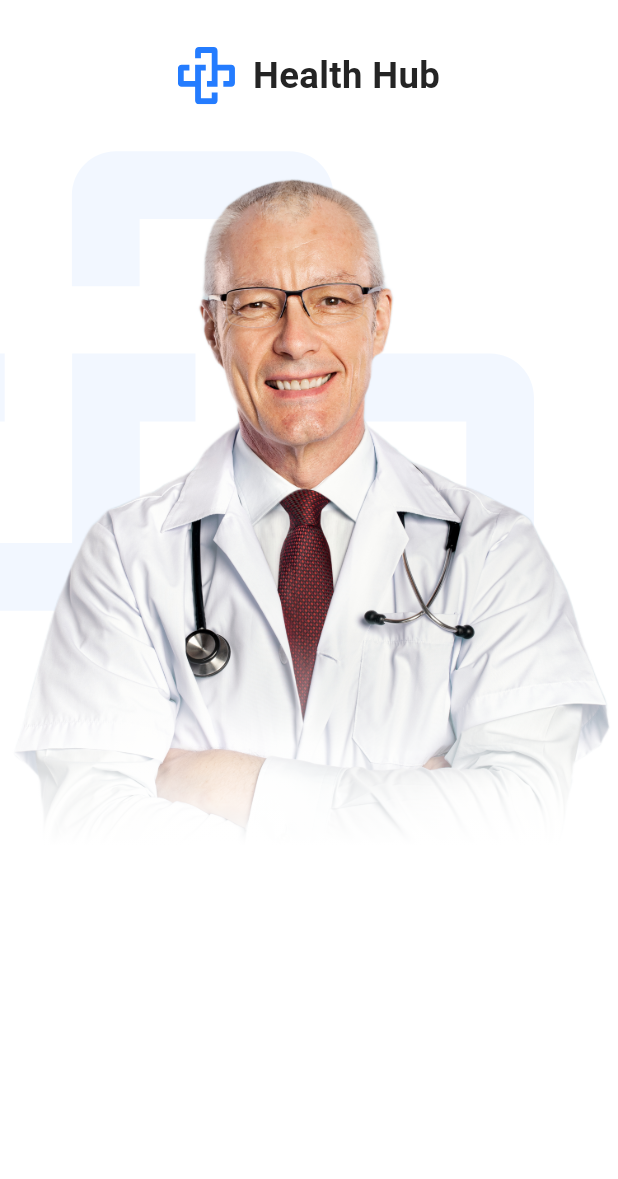
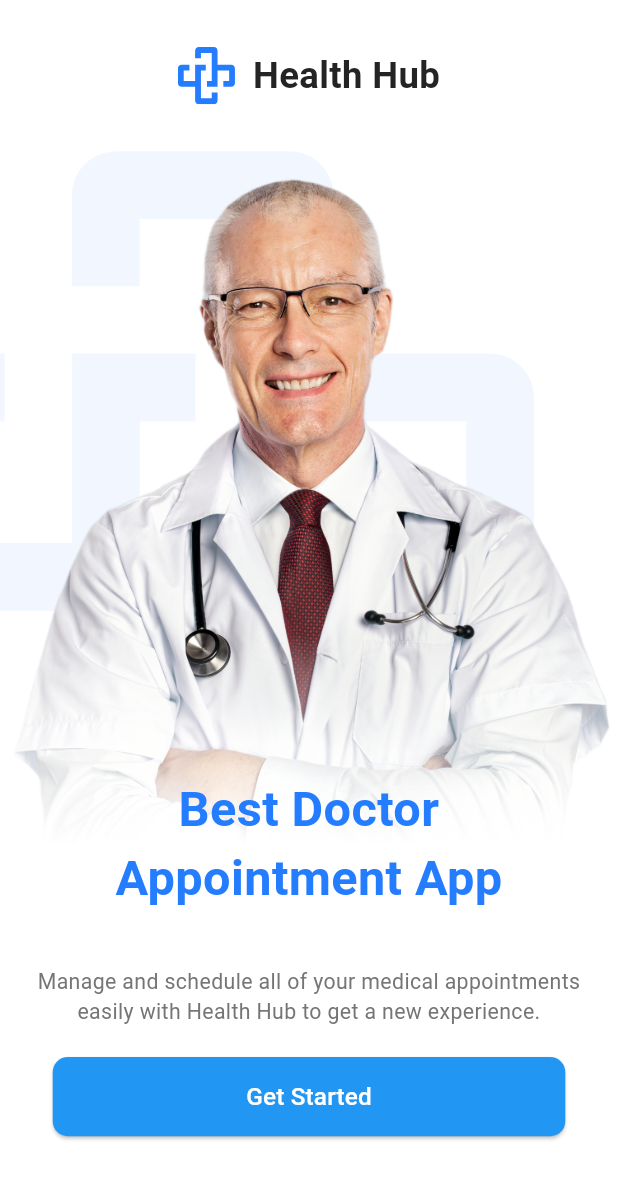
Before and after one commit to mohamedsyoussef/doctor_appointment, a Flutter app: the screen it shows after launch, on a phone screen of 412 x 824 dp. Shown: the top 1179 px of the screen. Run offline on Flutter 3.47's test engine with Material 3 defaults, Android fonts, the phone set to English and light mode, and no system bars; our stand-ins replace flutter_screenutil, flutter_svg.

Commit message:
Refactor text styles and add custom button widget
- Refactored TestStyles to TextStyles for better naming consistency
- Added CustomButton widget for reusable custom button design

```diff
--- a/lib/core/theming/styles.dart
+++ b/lib/core/theming/styles.dart
@@ -2,7 +2,7 @@ import 'package:doctor_appointment/core/theming/colors.dart';
 import 'package:flutter/material.dart';
 import 'package:flutter_screenutil/flutter_screenutil.dart';
 
-class TestStyles {
+class TextStyles {
   static TextStyle font24BlackWeight700 = TextStyle(
     fontSize: 24.sp,
     fontWeight: FontWeight.w700,
@@ -14,7 +14,7 @@ class TestStyles {
     color: ColorManager.mainBlue,
   );
   static TextStyle font24GreyWeight400 = TextStyle(
-    fontSize: 20.sp,
+    fontSize: 14.sp,
     fontWeight: FontWeight.w400,
     color: ColorManager.mainGrey,
   );
--- /dev/null
+++ b/lib/core/widgets/custom_button.dart
@@ -0,0 +1,32 @@
+import 'package:flutter/material.dart';
+import 'package:flutter_screenutil/flutter_screenutil.dart';
+
+class CustomButton extends StatelessWidget {
+  final String text;
+  const CustomButton({super.key, required this.text});
+
+  @override
+  Widget build(BuildContext context) {
+    return ElevatedButton(
+      style: ButtonStyle(
+        backgroundColor: MaterialStateProperty.all<Color>(Colors.blue),
+        shape: MaterialStateProperty.all<RoundedRectangleBorder>(
+          RoundedRectangleBorder(
+            borderRadius: BorderRadius.circular(10.0),
+          ),
+        ),
+        fixedSize: MaterialStateProperty.all<Size>(
+          Size(311.w, 52.h),
+        ),
+      ),
+      onPressed: () {},
+      child: Text(
+        text,
+        style: TextStyle(
+          fontSize: 16.sp,
+          color: Colors.white,
+        ),
+      ),
+    );
+  }
+}
--- a/lib/features/on_boarding/on_boarding_screen.dart
+++ b/lib/features/on_boarding/on_boarding_screen.dart
@@ -1,7 +1,8 @@
+import 'package:doctor_appointment/core/widgets/custom_button.dart';
 import 'package:doctor_appointment/features/on_boarding/widgets/doc_image_on_boarding.dart';
 import 'package:flutter/material.dart';
 import 'package:flutter_screenutil/flutter_screenutil.dart';
-
+import '../../core/theming/styles.dart';
 import 'widgets/doc_logo.dart';
 
 class OnBoardingScreen extends StatelessWidget {
@@ -16,11 +17,26 @@ class OnBoardingScreen extends StatelessWidget {
             top: 30.h,
             bottom: 30.h,
           ),
-          child: Column(children: [
-            const DocLogo(),
-            SizedBox(height: 30.h),
-            DoctorImage(),
-          ]),
+          child: SingleChildScrollView(
+            child: Column(
+              children: [
+                const DocLogo(),
+                SizedBox(height: 30.h),
+                const DoctorImage(),
+                SizedBox(height: 5.h),
+                Padding(
+                  padding: EdgeInsets.symmetric(horizontal: 5.w),
+                  child: Text(
+                    'Manage and schedule all of your medical appointments easily with Health Hub to get a new experience.',
+                    style: TextStyles.font24GreyWeight400,
+                    textAlign: TextAlign.center,
+                  ),
+                ),
+                SizedBox(height: 20.h),
+                const CustomButton(text: 'Get Started'),
+              ],
+            ),
+          ),
         ),
       ),
     );
--- a/lib/features/on_boarding/widgets/doc_image_on_boarding.dart
+++ b/lib/features/on_boarding/widgets/doc_image_on_boarding.dart
@@ -1,6 +1,8 @@
 import 'package:flutter/material.dart';
 import 'package:flutter_screenutil/flutter_screenutil.dart';
 import 'package:flutter_svg/flutter_svg.dart';
+
+import '../../../core/theming/styles.dart';
 
 class DoctorImage extends StatelessWidget {
   const DoctorImage({super.key});
@@ -23,6 +25,16 @@ class DoctorImage extends StatelessWidget {
         ),
         child: Image.asset('assets/images/doc_image.png'),
       ),
+      Positioned(
+        bottom: 30.h,
+        left: 0,
+        right: 0,
+        child: Text(
+          'Best Doctor \nAppointment App',
+          style: TextStyles.font32BlueBold,
+          textAlign: TextAlign.center,
+        ),
+      )
     ]);
   }
 }
--- a/lib/features/on_boarding/widgets/doc_logo.dart
+++ b/lib/features/on_boarding/widgets/doc_logo.dart
@@ -16,7 +16,7 @@ class DocLogo extends StatelessWidget {
           SizedBox(width: 10.w),
           Text(
             'Health Hub',
-            style: TestStyles.font24BlackWeight700,
+            style: TextStyles.font24BlackWeight700,
           ),
         ],
       ),
```
